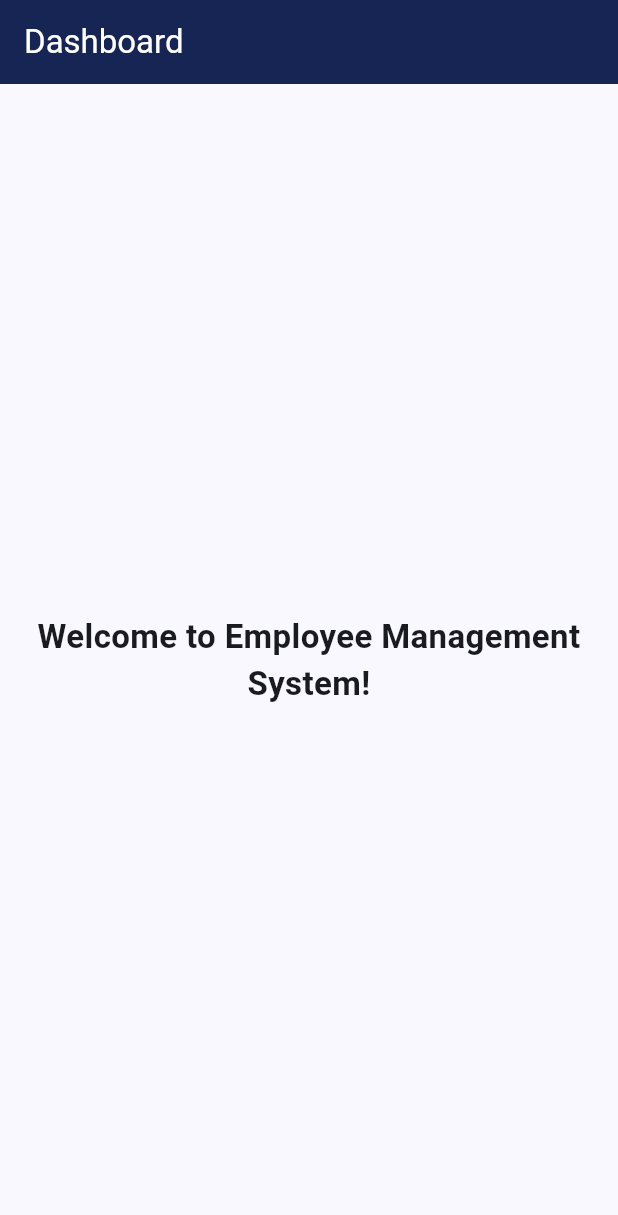
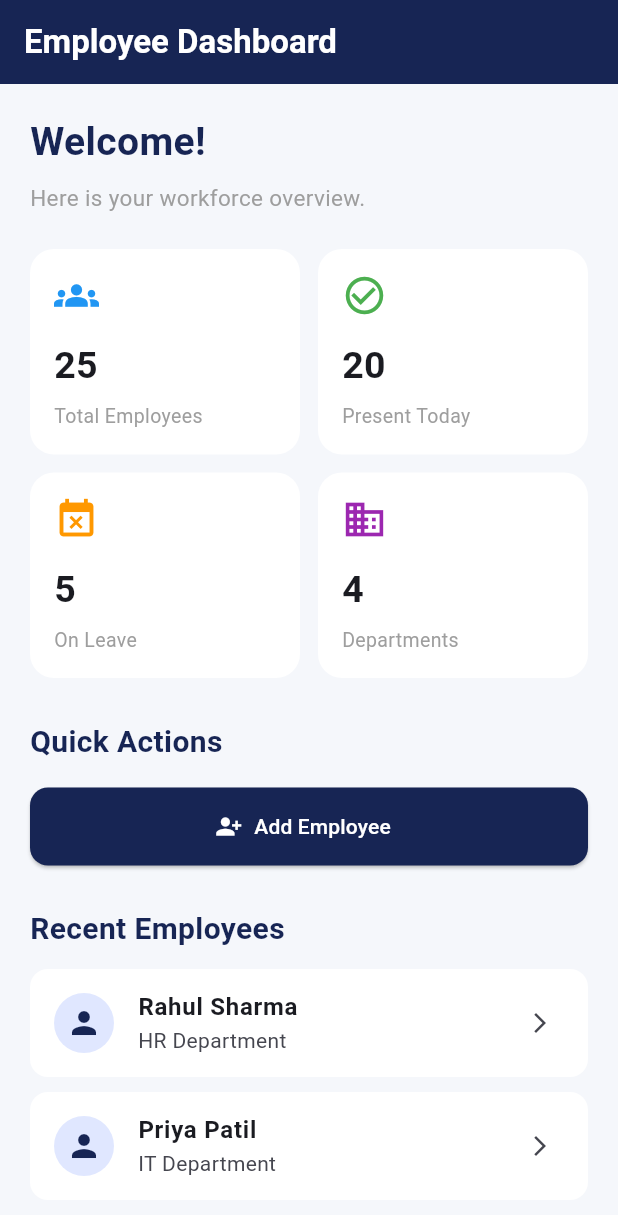
Before and after one commit to DhanshreePabal11/employee-management-system, a Flutter app: the DashboardScreen screen opened directly, on a phone screen of 412 x 824 dp. Shown: the top 1215 px of the screen. Run offline on Flutter 3.47's test engine with Material 3 defaults, Android fonts, the phone set to English and light mode, and no system bars.

Commit message:
Add employee dashboard screen

```diff
--- a/lib/view/dashboard_screen.dart
+++ b/lib/view/dashboard_screen.dart
@@ -7,19 +7,225 @@ class DashboardScreen extends StatelessWidget {
   @override
   Widget build(BuildContext context) {
     return Scaffold(
+      backgroundColor: const Color(0xFFF5F7FB),
+
       appBar: AppBar(
-        title: const Text('Dashboard'),
+        title: const Text(
+          'Employee Dashboard',
+          style: TextStyle(
+            fontWeight: FontWeight.bold,
+            color: Colors.white,
+          ),
+        ),
+        backgroundColor: const Color(0xFF172554),
+        iconTheme: const IconThemeData(color: Colors.white),
       ),
-      body: const Center(
-        child: Text(
-          'Welcome to Employee Management System!',
-          textAlign: TextAlign.center,
-          style: TextStyle(
-            fontSize: 22,
-            fontWeight: FontWeight.bold,
-          ),
+
+      body: SingleChildScrollView(
+        padding: const EdgeInsets.all(20),
+        child: Column(
+          crossAxisAlignment: CrossAxisAlignment.start,
+          children: [
+            const Text(
+              'Welcome!',
+              style: TextStyle(
+                fontSize: 26,
+                fontWeight: FontWeight.bold,
+                color: Color(0xFF172554),
+              ),
+            ),
+
+            const SizedBox(height: 8),
+
+            const Text(
+              'Here is your workforce overview.',
+              style: TextStyle(
+                fontSize: 15,
+                color: Colors.grey,
+              ),
+            ),
+
+            const SizedBox(height: 24),
+
+            Row(
+              children: [
+                Expanded(
+                  child: employeeCard(
+                    'Total Employees',
+                    '25',
+                    Icons.groups,
+                    Colors.blue,
+                  ),
+                ),
+                const SizedBox(width: 12),
+                Expanded(
+                  child: employeeCard(
+                    'Present Today',
+                    '20',
+                    Icons.check_circle_outline,
+                    Colors.green,
+                  ),
+                ),
+              ],
+            ),
+
+            const SizedBox(height: 12),
+
+            Row(
+              children: [
+                Expanded(
+                  child: employeeCard(
+                    'On Leave',
+                    '5',
+                    Icons.event_busy,
+                    Colors.orange,
+                  ),
+                ),
+                const SizedBox(width: 12),
+                Expanded(
+                  child: employeeCard(
+                    'Departments',
+                    '4',
+                    Icons.business,
+                    Colors.purple,
+                  ),
+                ),
+              ],
+            ),
+
+            const SizedBox(height: 28),
+
+            const Text(
+              'Quick Actions',
+              style: TextStyle(
+                fontSize: 20,
+                fontWeight: FontWeight.bold,
+                color: Color(0xFF172554),
+              ),
+            ),
+
+            const SizedBox(height: 16),
+
+            SizedBox(
+              width: double.infinity,
+              height: 52,
+              child: ElevatedButton.icon(
+                onPressed: () {
+                  ScaffoldMessenger.of(context).showSnackBar(
+                    const SnackBar(
+                      content: Text('Add Employee feature coming next!'),
+                    ),
+                  );
+                },
+                icon: const Icon(Icons.person_add_alt_1),
+                label: const Text('Add Employee'),
+                style: ElevatedButton.styleFrom(
+                  backgroundColor: const Color(0xFF172554),
+                  foregroundColor: Colors.white,
+                  shape: RoundedRectangleBorder(
+                    borderRadius: BorderRadius.circular(12),
+                  ),
+                ),
+              ),
+            ),
+
+            const SizedBox(height: 28),
+
+            const Text(
+              'Recent Employees',
+              style: TextStyle(
+                fontSize: 20,
+                fontWeight: FontWeight.bold,
+                color: Color(0xFF172554),
+              ),
+            ),
+
+            const SizedBox(height: 12),
+
+            employeeTile(
+              'Rahul Sharma',
+              'HR Department',
+              Icons.person,
+            ),
+
+            employeeTile(
+              'Priya Patil',
+              'IT Department',
+              Icons.person,
+            ),
+
+            employeeTile(
+              'Amit Verma',
+              'Finance Department',
+              Icons.person,
+            ),
+          ],
         ),
       ),
     );
   }
+
+  Widget employeeCard(
+    String title,
+    String count,
+    IconData icon,
+    Color color,
+  ) {
+    return Container(
+      padding: const EdgeInsets.all(16),
+      decoration: BoxDecoration(
+        color: Colors.white,
+        borderRadius: BorderRadius.circular(16),
+      ),
+      child: Column(
+        crossAxisAlignment: CrossAxisAlignment.start,
+        children: [
+          Icon(icon, color: color, size: 30),
+          const SizedBox(height: 14),
+          Text(
+            count,
+            style: const TextStyle(
+              fontSize: 25,
+              fontWeight: FontWeight.bold,
+            ),
+          ),
+          const SizedBox(height: 6),
+          Text(
+            title,
+            style: const TextStyle(
+              fontSize: 13,
+              color: Colors.grey,
+            ),
+          ),
+        ],
+      ),
+    );
+  }
+
+  Widget employeeTile(
+    String name,
+    String department,
+    IconData icon,
+  ) {
+    return Card(
+      color: Colors.white,
+      elevation: 0,
+      margin: const EdgeInsets.only(bottom: 10),
+      child: ListTile(
+        leading: CircleAvatar(
+          backgroundColor: const Color(0xFFE0E7FF),
+          child: Icon(
+            icon,
+            color: const Color(0xFF172554),
+          ),
+        ),
+        title: Text(
+          name,
+          style: const TextStyle(fontWeight: FontWeight.w600),
+        ),
+        subtitle: Text(department),
+        trailing: const Icon(Icons.arrow_forward_ios, size: 16),
+      ),
+    );
+  }
 }
```
